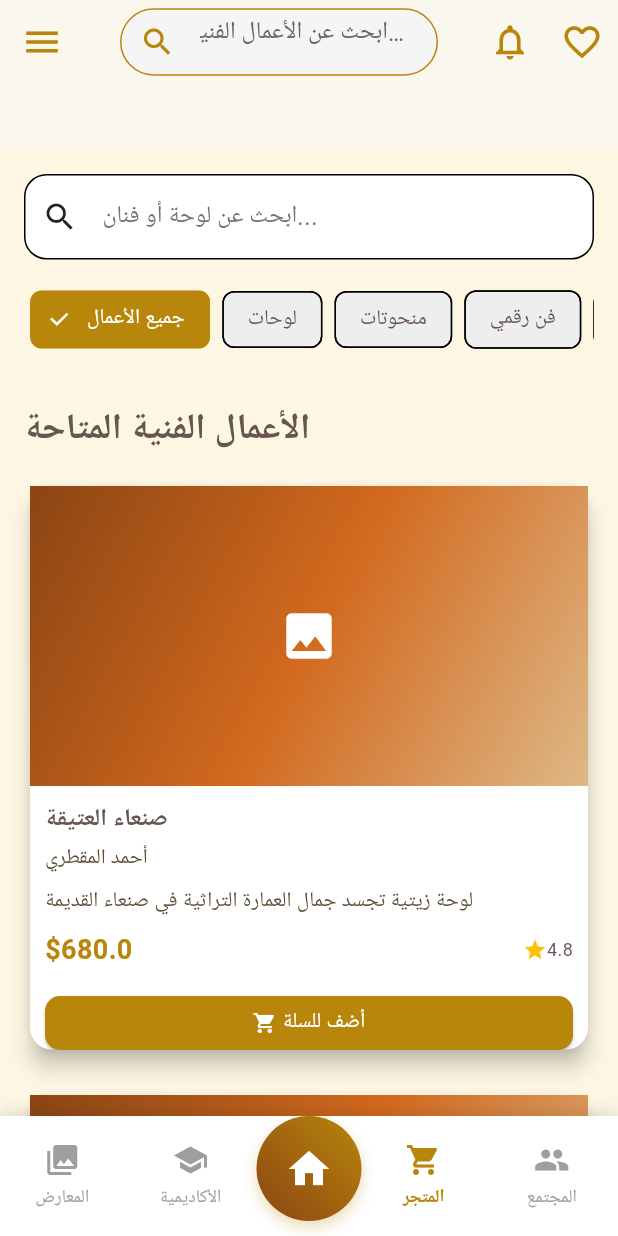
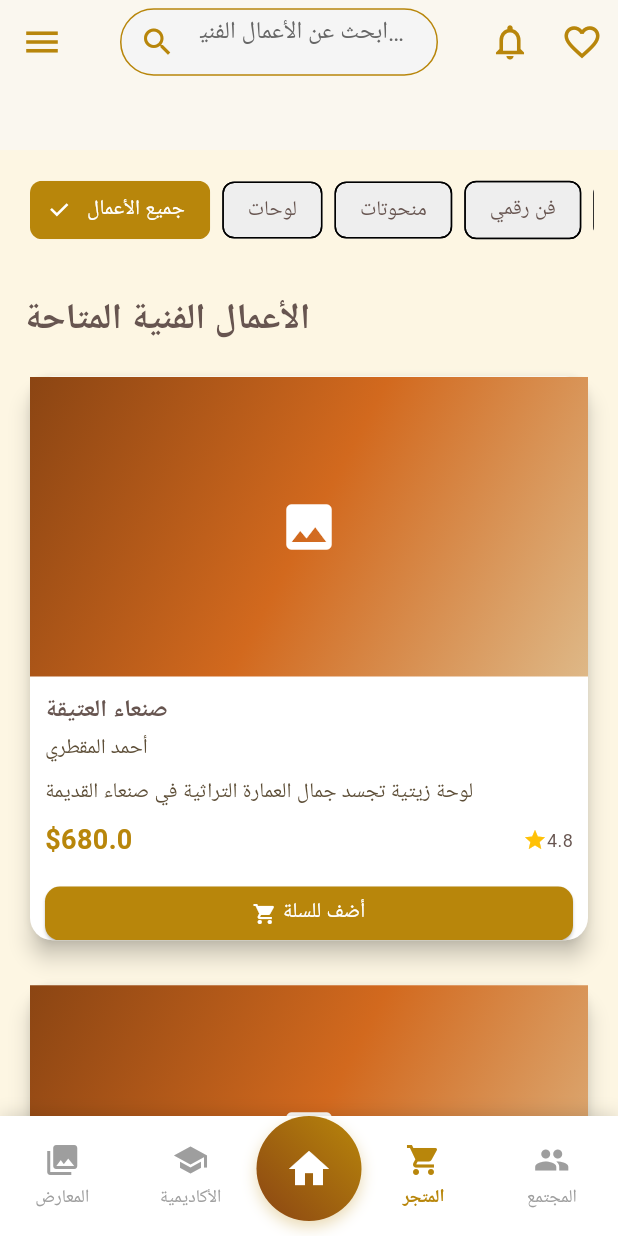
Before and after one commit to sajidammar/sana-a_arts_application, a Flutter app: the screen it shows after launch, item 4 of the bottom bar chosen, on a phone screen of 412 x 824 dp. Run offline on Flutter 3.47's test engine with Material 3 defaults, Android fonts, the phone set to English and light mode, and no system bars.

Commit message:
remove search box from home store page

```diff
--- a/lib/views/store/home_page.dart
+++ b/lib/views/store/home_page.dart
@@ -196,28 +196,28 @@ class _StorePageState extends State<StorePage> {
       color: Theme.of(context).cardTheme.color,
       child: Column(
         children: [
-          TextField(
-            decoration: InputDecoration(
-              hintText: 'ابحث عن لوحة أو فنان...',
-              prefixIcon: Icon(Icons.search, color: Theme.of(context).iconTheme.color),
-              border: OutlineInputBorder(
-                borderRadius: BorderRadius.circular(15),
-              ),
-              filled: true,
-              fillColor: Theme.of(context).brightness == Brightness.dark
-                  ? Color(0xFF2D2D2D)
-                  : Colors.white,
-              hintStyle: TextStyle(
-                color: Theme.of(context).brightness == Brightness.dark
-                    ? Colors.grey.shade500
-                    : Colors.grey.shade600,
-              ),
-            ),
-            style: TextStyle(
-              color: AppTheme.getTextColor(context),
-            ),
-          ),
-          SizedBox(height: 16),
+          // TextField(
+          //   decoration: InputDecoration(
+          //     hintText: 'ابحث عن لوحة أو فنان...',
+          //     prefixIcon: Icon(Icons.search, color: Theme.of(context).iconTheme.color),
+          //     border: OutlineInputBorder(
+          //       borderRadius: BorderRadius.circular(15),
+          //     ),
+          //     filled: true,
+          //     fillColor: Theme.of(context).brightness == Brightness.dark
+          //         ? Color(0xFF2D2D2D)
+          //         : Colors.white,
+          //     hintStyle: TextStyle(
+          //       color: Theme.of(context).brightness == Brightness.dark
+          //           ? Colors.grey.shade500
+          //           : Colors.grey.shade600,
+          //     ),
+          //   ),
+          //   style: TextStyle(
+          //     color: AppTheme.getTextColor(context),
+          //   ),
+          // ),
+          // SizedBox(height: 16),
           SingleChildScrollView(
             scrollDirection: Axis.horizontal,
             child: Row(
```
